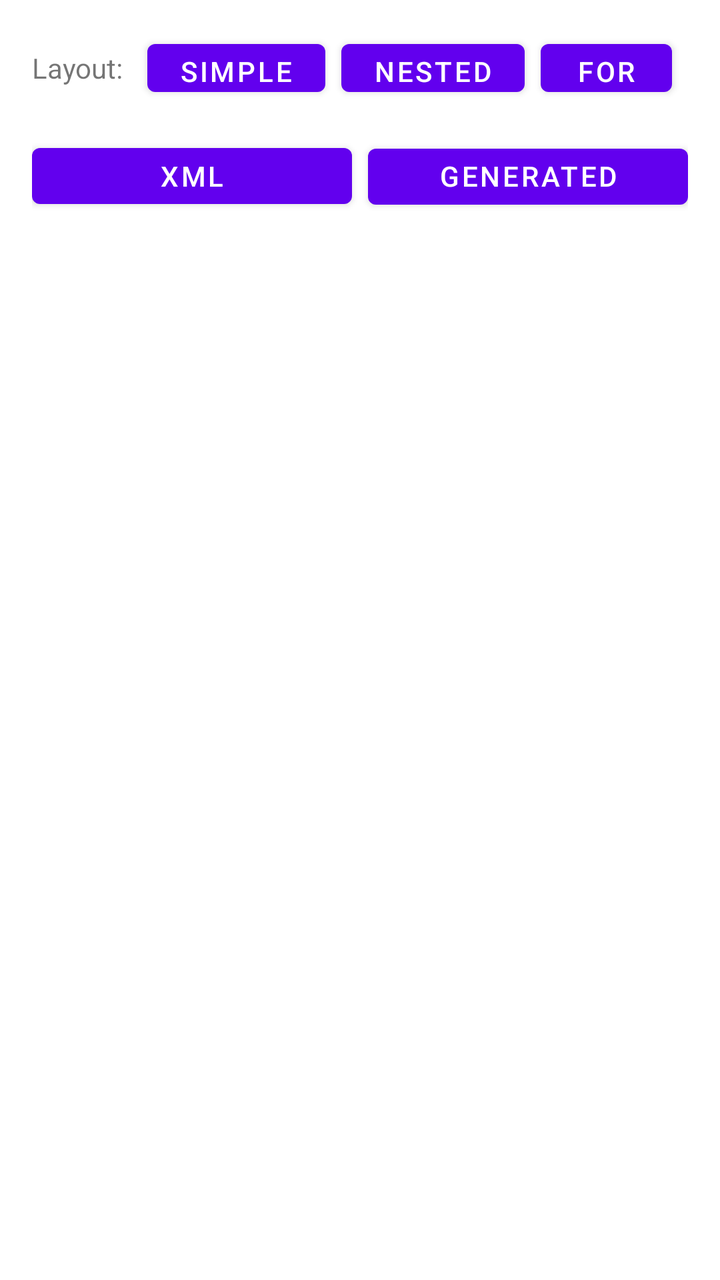
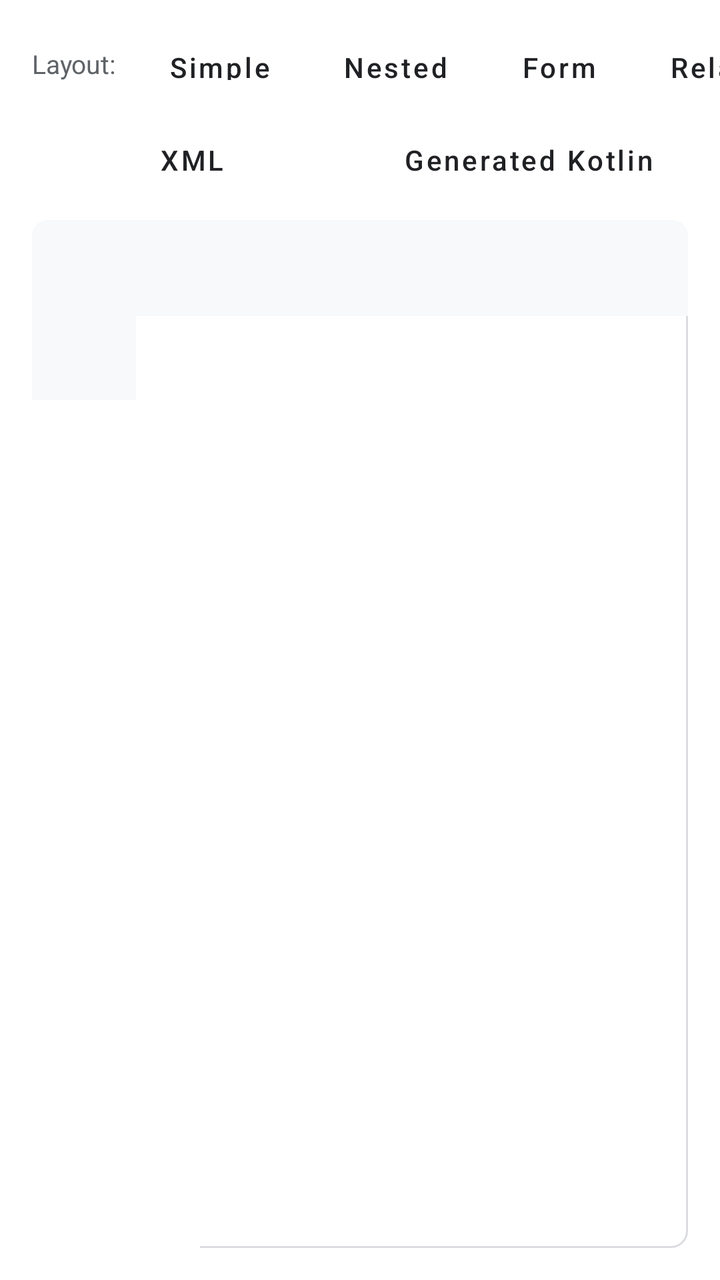

The first picture is an Android layout as it rendered before a commit; the second is the same layout after the commit. The layout source and the unified diff follow.
<!-- AndroidManifest.xml: application theme Theme.MaterialComponents.Light.NoActionBar -->
<!-- res/layout/activity_code_viewer.xml -->
<?xml version="1.0" encoding="utf-8"?>
<LinearLayout xmlns:android="http://schemas.android.com/apk/res/android"
    android:layout_width="match_parent"
    android:layout_height="match_parent"
    android:orientation="vertical">

    
    <LinearLayout
        android:layout_width="match_parent"
        android:layout_height="wrap_content"
        android:orientation="horizontal"
        android:padding="16dp"
        android:gravity="center_vertical">

        <TextView
            android:layout_width="wrap_content"
            android:layout_height="wrap_content"
            android:text="@string/code_viewer_layout_label"
            android:textSize="14sp"
            android:layout_marginEnd="12dp" />

        <Button
            android:id="@+id/btn_demo_simple"
            android:layout_width="wrap_content"
            android:layout_height="36dp"
            android:text="@string/code_viewer_simple"
            android:layout_marginEnd="8dp" />

        <Button
            android:id="@+id/btn_demo_nested"
            android:layout_width="wrap_content"
            android:layout_height="36dp"
            android:text="@string/code_viewer_nested"
            android:layout_marginEnd="8dp" />

        <Button
            android:id="@+id/btn_demo_form"
            android:layout_width="wrap_content"
            android:layout_height="36dp"
            android:text="@string/code_viewer_form"
            android:layout_marginEnd="8dp" />

        <Button
            android:id="@+id/btn_demo_relative"
            android:layout_width="wrap_content"
            android:layout_height="36dp"
            android:text="@string/code_viewer_relative"
            android:layout_marginEnd="8dp" />

        <Button
            android:id="@+id/btn_demo_recycler"
            android:layout_width="wrap_content"
            android:layout_height="36dp"
            android:text="@string/code_viewer_recycler" />

    </LinearLayout>

    
    <LinearLayout
        android:layout_width="match_parent"
        android:layout_height="wrap_content"
        android:orientation="horizontal"
        android:paddingStart="16dp"
        android:paddingEnd="16dp"
        android:paddingBottom="8dp">

        <Button
            android:id="@+id/tab_xml"
            android:layout_width="0dp"
            android:layout_height="40dp"
            android:layout_weight="1"
            android:text="@string/code_viewer_tab_xml"
            android:layout_marginEnd="8dp" />

        <Button
            android:id="@+id/tab_kotlin"
            android:layout_width="0dp"
            android:layout_height="40dp"
            android:layout_weight="1"
            android:text="@string/code_viewer_tab_kotlin" />

    </LinearLayout>

    
    <ScrollView
        android:id="@+id/scroll_xml"
        android:layout_width="match_parent"
        android:layout_height="0dp"
        android:layout_weight="1"
        android:fillViewport="true">

        <TextView
            android:id="@+id/code_xml"
            android:layout_width="match_parent"
            android:layout_height="wrap_content"
            android:padding="16dp"
            android:textSize="12sp"
            android:lineSpacingExtra="3dp" />

    </ScrollView>

    <ScrollView
        android:id="@+id/scroll_kotlin"
        android:layout_width="match_parent"
        android:layout_height="0dp"
        android:layout_weight="1"
        android:fillViewport="true"
        android:visibility="gone">

        <TextView
            android:id="@+id/code_kotlin"
            android:layout_width="match_parent"
            android:layout_height="wrap_content"
            android:padding="16dp"
            android:textSize="12sp"
            android:lineSpacingExtra="3dp" />

    </ScrollView>

</LinearLayout>
<!-- resources referenced by this layout -->
<resources>
  <string name="code_viewer_form">Form</string>
  <string name="code_viewer_layout_label">Layout:</string>
  <string name="code_viewer_nested">Nested</string>
  <string name="code_viewer_recycler">Recycler</string>
  <string name="code_viewer_relative">Relative</string>
  <string name="code_viewer_simple">Simple</string>
  <string name="code_viewer_tab_kotlin">Generated Kotlin</string>
  <string name="code_viewer_tab_xml">XML</string>
</resources>

<!-- the commit's change to res/layout/activity_code_viewer.xml (unified diff, before → after) -->
@@ -2,119 +2,349 @@
 <LinearLayout xmlns:android="http://schemas.android.com/apk/res/android"
     android:layout_width="match_parent"
     android:layout_height="match_parent"
+    android:background="#FFFFFF"
     android:orientation="vertical">
 
-    
-    <LinearLayout
+    <HorizontalScrollView
         android:layout_width="match_parent"
         android:layout_height="wrap_content"
-        android:orientation="horizontal"
-        android:padding="16dp"
-        android:gravity="center_vertical">
-
-        <TextView
-            android:layout_width="wrap_content"
-            android:layout_height="wrap_content"
-            android:text="@string/code_viewer_layout_label"
-            android:textSize="14sp"
-            android:layout_marginEnd="12dp" />
-
-        <Button
-            android:id="@+id/btn_demo_simple"
-            android:layout_width="wrap_content"
-            android:layout_height="36dp"
-            android:text="@string/code_viewer_simple"
-            android:layout_marginEnd="8dp" />
-
-        <Button
-            android:id="@+id/btn_demo_nested"
-            android:layout_width="wrap_content"
-            android:layout_height="36dp"
-            android:text="@string/code_viewer_nested"
-            android:layout_marginEnd="8dp" />
-
-        <Button
-            android:id="@+id/btn_demo_form"
-            android:layout_width="wrap_content"
-            android:layout_height="36dp"
-            android:text="@string/code_viewer_form"
-            android:layout_marginEnd="8dp" />
-
-        <Button
-            android:id="@+id/btn_demo_relative"
-            android:layout_width="wrap_content"
-            android:layout_height="36dp"
-            android:text="@string/code_viewer_relative"
-            android:layout_marginEnd="8dp" />
-
-        <Button
-            android:id="@+id/btn_demo_recycler"
-            android:layout_width="wrap_content"
-            android:layout_height="36dp"
-            android:text="@string/code_viewer_recycler" />
-
-    </LinearLayout>
-
-    
+        android:fillViewport="false"
+        android:overScrollMode="never"
+        android:scrollbars="none">
+
+        <LinearLayout
+            android:layout_width="wrap_content"
+            android:layout_height="wrap_content"
+            android:gravity="center_vertical"
+            android:orientation="horizontal"
+            android:paddingStart="16dp"
+            android:paddingTop="14dp"
+            android:paddingEnd="16dp"
+            android:paddingBottom="10dp">
+
+            <TextView
+                android:layout_width="wrap_content"
+                android:layout_height="wrap_content"
+                android:layout_marginEnd="12dp"
+                android:text="@string/code_viewer_layout_label"
+                android:textColor="@color/code_viewer_muted_text"
+                android:textSize="13sp" />
+
+            <Button
+                android:id="@+id/btn_demo_simple"
+                style="@style/Widget.MaterialComponents.Button.TextButton"
+                android:layout_width="wrap_content"
+                android:layout_height="36dp"
+                android:layout_marginEnd="8dp"
+                android:background="@drawable/code_viewer_chip"
+                android:minWidth="0dp"
+                android:minHeight="0dp"
+                android:paddingStart="14dp"
+                android:paddingEnd="14dp"
+                android:text="@string/code_viewer_simple"
+                android:textAllCaps="false"
+                android:textColor="@color/code_viewer_chip_text_selector" />
+
+            <Button
+                android:id="@+id/btn_demo_nested"
+                style="@style/Widget.MaterialComponents.Button.TextButton"
+                android:layout_width="wrap_content"
+                android:layout_height="36dp"
+                android:layout_marginEnd="8dp"
+                android:background="@drawable/code_viewer_chip"
+                android:minWidth="0dp"
+                android:minHeight="0dp"
+                android:paddingStart="14dp"
+                android:paddingEnd="14dp"
+                android:text="@string/code_viewer_nested"
+                android:textAllCaps="false"
+                android:textColor="@color/code_viewer_chip_text_selector" />
+
+            <Button
+                android:id="@+id/btn_demo_form"
+                style="@style/Widget.MaterialComponents.Button.TextButton"
+                android:layout_width="wrap_content"
+                android:layout_height="36dp"
+                android:layout_marginEnd="8dp"
+                android:background="@drawable/code_viewer_chip"
+                android:minWidth="0dp"
+                android:minHeight="0dp"
+                android:paddingStart="14dp"
+                android:paddingEnd="14dp"
+                android:text="@string/code_viewer_form"
+                android:textAllCaps="false"
+                android:textColor="@color/code_viewer_chip_text_selector" />
+
+            <Button
+                android:id="@+id/btn_demo_relative"
+                style="@style/Widget.MaterialComponents.Button.TextButton"
+                android:layout_width="wrap_content"
+                android:layout_height="36dp"
+                android:layout_marginEnd="8dp"
+                android:background="@drawable/code_viewer_chip"
+                android:minWidth="0dp"
+                android:minHeight="0dp"
+                android:paddingStart="14dp"
+                android:paddingEnd="14dp"
+                android:text="@string/code_viewer_relative"
+                android:textAllCaps="false"
+                android:textColor="@color/code_viewer_chip_text_selector" />
+
+            <Button
+                android:id="@+id/btn_demo_recycler"
+                style="@style/Widget.MaterialComponents.Button.TextButton"
+                android:layout_width="wrap_content"
+                android:layout_height="36dp"
+                android:background="@drawable/code_viewer_chip"
+                android:minWidth="0dp"
+                android:minHeight="0dp"
+                android:paddingStart="14dp"
+                android:paddingEnd="14dp"
+                android:text="@string/code_viewer_recycler"
+                android:textAllCaps="false"
+                android:textColor="@color/code_viewer_chip_text_selector" />
+
+        </LinearLayout>
+    </HorizontalScrollView>
+
     <LinearLayout
         android:layout_width="match_parent"
         android:layout_height="wrap_content"
         android:orientation="horizontal"
         android:paddingStart="16dp"
         android:paddingEnd="16dp"
-        android:paddingBottom="8dp">
+        android:paddingBottom="10dp">
 
         <Button
             android:id="@+id/tab_xml"
+            style="@style/Widget.MaterialComponents.Button.TextButton"
+            android:layout_width="0dp"
+            android:layout_height="40dp"
+            android:layout_marginEnd="8dp"
+            android:layout_weight="1"
+            android:background="@drawable/code_viewer_tab"
+            android:minHeight="0dp"
+            android:text="@string/code_viewer_tab_xml"
+            android:textAllCaps="false"
+            android:textColor="@color/code_viewer_tab_text_selector" />
+
+        <Button
+            android:id="@+id/tab_kotlin"
+            style="@style/Widget.MaterialComponents.Button.TextButton"
             android:layout_width="0dp"
             android:layout_height="40dp"
             android:layout_weight="1"
-            android:text="@string/code_viewer_tab_xml"
-            android:layout_marginEnd="8dp" />
-
-        <Button
-            android:id="@+id/tab_kotlin"
+            android:background="@drawable/code_viewer_tab"
+            android:minHeight="0dp"
+            android:text="@string/code_viewer_tab_kotlin"
+            android:textAllCaps="false"
+            android:textColor="@color/code_viewer_tab_text_selector" />
+
+    </LinearLayout>
+
+    <LinearLayout
+        android:id="@+id/panel_xml"
+        android:layout_width="match_parent"
+        android:layout_height="0dp"
+        android:layout_marginStart="16dp"
+        android:layout_marginEnd="16dp"
+        android:layout_marginBottom="16dp"
+        android:layout_weight="1"
+        android:background="@drawable/code_viewer_panel"
+        android:orientation="vertical">
+
+        <include layout="@layout/include_code_panel_xml" />
+    </LinearLayout>
+
+    <LinearLayout
+        android:id="@+id/panel_kotlin"
+        android:layout_width="match_parent"
+        android:layout_height="0dp"
+        android:layout_marginStart="16dp"
+        android:layout_marginEnd="16dp"
+        android:layout_marginBottom="16dp"
+        android:layout_weight="1"
+        android:background="@drawable/code_viewer_panel"
+        android:orientation="vertical"
+        android:visibility="gone">
+
+        <include layout="@layout/include_code_panel_kotlin" />
+    </LinearLayout>
+
+</LinearLayout>
+<!-- res/layout/include_code_panel_xml.xml (included above) -->
+<?xml version="1.0" encoding="utf-8"?>
+<merge xmlns:android="http://schemas.android.com/apk/res/android">
+
+    <LinearLayout
+        android:layout_width="match_parent"
+        android:layout_height="48dp"
+        android:background="@drawable/code_viewer_header"
+        android:gravity="center_vertical"
+        android:orientation="horizontal"
+        android:paddingStart="14dp"
+        android:paddingEnd="14dp">
+
+        <TextView
+            android:id="@+id/title_xml"
             android:layout_width="0dp"
-            android:layout_height="40dp"
+            android:layout_height="wrap_content"
             android:layout_weight="1"
-            android:text="@string/code_viewer_tab_kotlin" />
-
-    </LinearLayout>
-
-    
-    <ScrollView
-        android:id="@+id/scroll_xml"
+            android:ellipsize="middle"
+            android:singleLine="true"
+            android:textColor="@color/demo_text_primary"
+            android:textSize="13sp"
+            android:textStyle="bold" />
+
+        <TextView
+            android:id="@+id/summary_xml"
+            android:layout_width="wrap_content"
+            android:layout_height="wrap_content"
+            android:layout_marginStart="12dp"
+            android:textColor="@color/code_viewer_muted_text"
+            android:textSize="12sp" />
+
+    </LinearLayout>
+
+    <HorizontalScrollView
+        android:id="@+id/code_hscroll_xml"
         android:layout_width="match_parent"
         android:layout_height="0dp"
         android:layout_weight="1"
         android:fillViewport="true">
 
+        <ScrollView
+            android:layout_width="wrap_content"
+            android:layout_height="match_parent"
+            android:fillViewport="true">
+
+            <LinearLayout
+                android:layout_width="wrap_content"
+                android:layout_height="wrap_content"
+                android:background="@color/code_viewer_code_background"
+                android:orientation="horizontal">
+
+                <TextView
+                    android:id="@+id/line_numbers_xml"
+                    android:layout_width="52dp"
+                    android:layout_height="wrap_content"
+                    android:background="@drawable/code_viewer_gutter"
+                    android:fontFamily="monospace"
+                    android:gravity="end"
+                    android:includeFontPadding="false"
+                    android:lineSpacingExtra="3dp"
+                    android:paddingStart="8dp"
+                    android:paddingTop="14dp"
+                    android:paddingEnd="10dp"
+                    android:paddingBottom="14dp"
+                    android:textColor="@color/code_viewer_gutter_text"
+                    android:textSize="12sp" />
+
+                <TextView
+                    android:id="@+id/code_xml"
+                    android:layout_width="wrap_content"
+                    android:layout_height="wrap_content"
+                    android:fontFamily="monospace"
+                    android:includeFontPadding="false"
+                    android:lineSpacingExtra="3dp"
+                    android:paddingStart="14dp"
+                    android:paddingTop="14dp"
+                    android:paddingEnd="18dp"
+                    android:paddingBottom="14dp"
+                    android:scrollHorizontally="true"
+                    android:textColor="@color/demo_text_primary"
+                    android:textIsSelectable="true"
+                    android:textSize="12sp" />
+
+            </LinearLayout>
+        </ScrollView>
+    </HorizontalScrollView>
+</merge>
+<!-- res/layout/include_code_panel_kotlin.xml (included above) -->
+<?xml version="1.0" encoding="utf-8"?>
+<merge xmlns:android="http://schemas.android.com/apk/res/android">
+
+    <LinearLayout
+        android:layout_width="match_parent"
+        android:layout_height="48dp"
+        android:background="@drawable/code_viewer_header"
+        android:gravity="center_vertical"
+        android:orientation="horizontal"
+        android:paddingStart="14dp"
+        android:paddingEnd="14dp">
+
         <TextView
-            android:id="@+id/code_xml"
-            android:layout_width="match_parent"
-            android:layout_height="wrap_content"
-            android:padding="16dp"
-            android:textSize="12sp"
-            android:lineSpacingExtra="3dp" />
-
-    </ScrollView>
-
-    <ScrollView
-        android:id="@+id/scroll_kotlin"
+            android:id="@+id/title_kotlin"
+            android:layout_width="0dp"
+            android:layout_height="wrap_content"
+            android:layout_weight="1"
+            android:ellipsize="middle"
+            android:singleLine="true"
+            android:textColor="@color/demo_text_primary"
+            android:textSize="13sp"
+            android:textStyle="bold" />
+
+        <TextView
+            android:id="@+id/summary_kotlin"
+            android:layout_width="wrap_content"
+            android:layout_height="wrap_content"
+            android:layout_marginStart="12dp"
+            android:textColor="@color/code_viewer_muted_text"
+            android:textSize="12sp" />
+
+    </LinearLayout>
+
+    <HorizontalScrollView
+        android:id="@+id/code_hscroll_kotlin"
         android:layout_width="match_parent"
         android:layout_height="0dp"
         android:layout_weight="1"
-        android:fillViewport="true"
-        android:visibility="gone">
-
-        <TextView
-            android:id="@+id/code_kotlin"
-            android:layout_width="match_parent"
-            android:layout_height="wrap_content"
-            android:padding="16dp"
-            android:textSize="12sp"
-            android:lineSpacingExtra="3dp" />
-
-    </ScrollView>
-
-</LinearLayout>
+        android:fillViewport="true">
+
+        <ScrollView
+            android:layout_width="wrap_content"
+            android:layout_height="match_parent"
+            android:fillViewport="true">
+
+            <LinearLayout
+                android:layout_width="wrap_content"
+                android:layout_height="wrap_content"
+                android:background="@color/code_viewer_code_background"
+                android:orientation="horizontal">
+
+                <TextView
+                    android:id="@+id/line_numbers_kotlin"
+                    android:layout_width="52dp"
+                    android:layout_height="wrap_content"
+                    android:background="@drawable/code_viewer_gutter"
+                    android:fontFamily="monospace"
+                    android:gravity="end"
+                    android:includeFontPadding="false"
+                    android:lineSpacingExtra="3dp"
+                    android:paddingStart="8dp"
+                    android:paddingTop="14dp"
+                    android:paddingEnd="10dp"
+                    android:paddingBottom="14dp"
+                    android:textColor="@color/code_viewer_gutter_text"
+                    android:textSize="12sp" />
+
+                <TextView
+                    android:id="@+id/code_kotlin"
+                    android:layout_width="wrap_content"
+                    android:layout_height="wrap_content"
+                    android:fontFamily="monospace"
+                    android:includeFontPadding="false"
+                    android:lineSpacingExtra="3dp"
+                    android:paddingStart="14dp"
+                    android:paddingTop="14dp"
+                    android:paddingEnd="18dp"
+                    android:paddingBottom="14dp"
+                    android:scrollHorizontally="true"
+                    android:textColor="@color/demo_text_primary"
+                    android:textIsSelectable="true"
+                    android:textSize="12sp" />
+
+            </LinearLayout>
+        </ScrollView>
+    </HorizontalScrollView>
+</merge>
<!-- resource entries referenced after the edit -->
@@ -1,5 +1,69 @@
 <!-- resources referenced by this layout -->
 <resources>
+  <color name="code_viewer_code_background">#FFFFFF</color>
+  <color name="code_viewer_gutter_text">#80868B</color>
+  <color name="code_viewer_muted_text">#5F6368</color>
+  <color name="demo_text_primary">#202124</color>
+  <!-- drawable code_viewer_chip (drawable) -->
+  <?xml version="1.0" encoding="utf-8"?>
+  <selector xmlns:android="http://schemas.android.com/apk/res/android">
+      <item android:state_selected="true">
+          <shape android:shape="rectangle">
+              <solid android:color="#1A73E8" />
+              <corners android:radius="18dp" />
+          </shape>
+      </item>
+      <item>
+          <shape android:shape="rectangle">
+              <solid android:color="#F1F3F4" />
+              <stroke
+                  android:width="1dp"
+                  android:color="#DADCE0" />
+              <corners android:radius="18dp" />
+          </shape>
+      </item>
+  </selector>
+  <!-- drawable code_viewer_gutter (drawable) -->
+  <?xml version="1.0" encoding="utf-8"?>
+  <shape xmlns:android="http://schemas.android.com/apk/res/android">
+      <solid android:color="#F8F9FA" />
+  </shape>
+  <!-- drawable code_viewer_header (drawable) -->
+  <?xml version="1.0" encoding="utf-8"?>
+  <shape xmlns:android="http://schemas.android.com/apk/res/android">
+      <solid android:color="#F8F9FA" />
+      <corners
+          android:topLeftRadius="8dp"
+          android:topRightRadius="8dp" />
+  </shape>
+  <!-- drawable code_viewer_panel (drawable) -->
+  <?xml version="1.0" encoding="utf-8"?>
+  <shape xmlns:android="http://schemas.android.com/apk/res/android">
+      <solid android:color="#FFFFFF" />
+      <stroke
+          android:width="1dp"
+          android:color="#DADCE0" />
+      <corners android:radius="8dp" />
+  </shape>
+  <!-- drawable code_viewer_tab (drawable) -->
+  <?xml version="1.0" encoding="utf-8"?>
+  <selector xmlns:android="http://schemas.android.com/apk/res/android">
+      <item android:state_selected="true">
+          <shape android:shape="rectangle">
+              <solid android:color="#202124" />
+              <corners android:radius="6dp" />
+          </shape>
+      </item>
+      <item>
+          <shape android:shape="rectangle">
+              <solid android:color="#FFFFFF" />
+              <stroke
+                  android:width="1dp"
+                  android:color="#DADCE0" />
+              <corners android:radius="6dp" />
+          </shape>
+      </item>
+  </selector>
   <string name="code_viewer_form">Form</string>
   <string name="code_viewer_layout_label">Layout:</string>
   <string name="code_viewer_nested">Nested</string>
